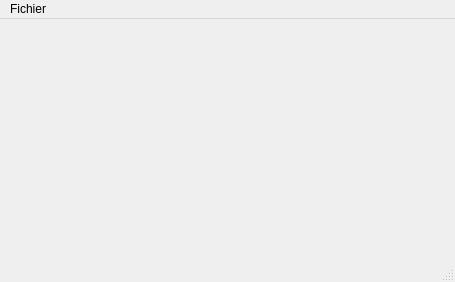
Qt form view/starlightui.ui (fknop/starlight) before a commit.
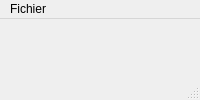
The same form after that commit.

What changed in the file:
```diff
--- a/view/starlightui.ui
+++ b/view/starlightui.ui
@@ -2,14 +2,6 @@
 <ui version="4.0">
  <class>StarlightUI</class>
  <widget class="QMainWindow" name="StarlightUI">
-  <property name="geometry">
-   <rect>
-    <x>0</x>
-    <y>0</y>
-    <width>455</width>
-    <height>282</height>
-   </rect>
-  </property>
   <property name="windowTitle">
    <string>MainWindow</string>
   </property>
@@ -30,7 +22,7 @@
     <rect>
      <x>0</x>
      <y>0</y>
-     <width>455</width>
+     <width>437</width>
      <height>23</height>
     </rect>
    </property>
```
